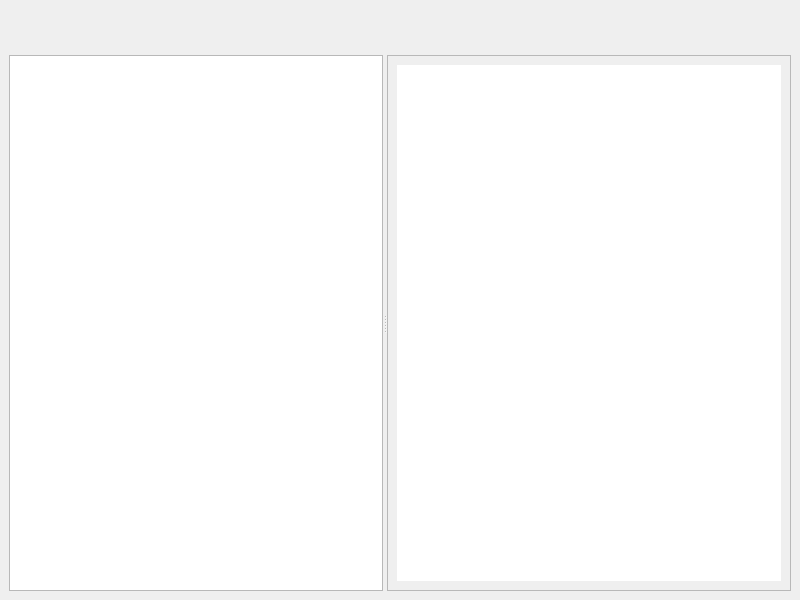
Before: the Qt Designer form mainwin.ui in SpeckenbachNet/churchWorshipM, drawn with Qt 5.
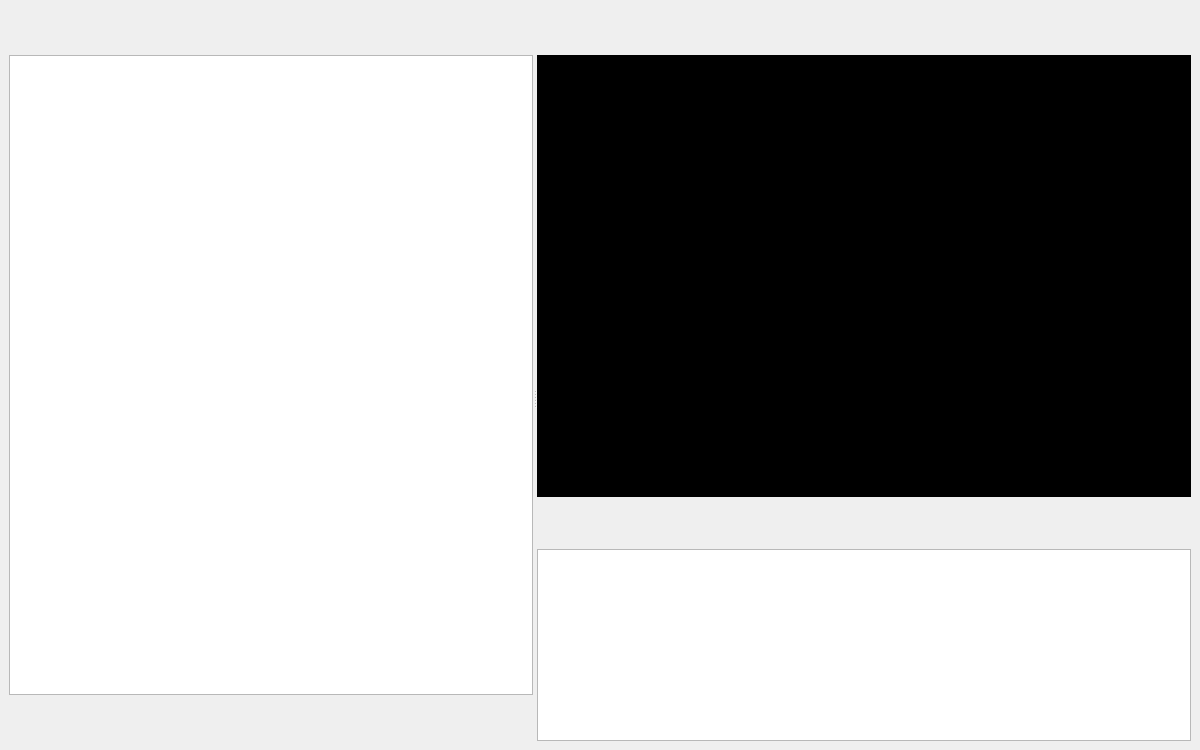
After: the same form once the commit is applied. Custom widgets are drawn as their Qt base class.

The edit to the form file:
```diff
--- a/mainwin.ui
+++ b/mainwin.ui
@@ -6,8 +6,8 @@
    <rect>
     <x>0</x>
     <y>0</y>
-    <width>800</width>
-    <height>600</height>
+    <width>1200</width>
+    <height>750</height>
    </rect>
   </property>
   <property name="windowTitle">
@@ -19,28 +19,12 @@
   <widget class="QWidget" name="centralwidget">
    <layout class="QVBoxLayout" name="verticalLayout">
     <item>
-     <widget class="ToolbarM" name="toolBarFrame">
-      <property name="sizePolicy">
-       <sizepolicy hsizetype="Preferred" vsizetype="Maximum">
-        <horstretch>0</horstretch>
-        <verstretch>0</verstretch>
-       </sizepolicy>
+     <widget class="QStackedWidget" name="mainStack">
+      <property name="currentIndex">
+       <number>0</number>
       </property>
-      <property name="minimumSize">
-       <size>
-        <width>0</width>
-        <height>40</height>
-       </size>
-      </property>
-      <property name="autoFillBackground">
-       <bool>false</bool>
-      </property>
-      <layout class="QHBoxLayout" name="horizontalLayout"/>
-     </widget>
-    </item>
-    <item>
-     <widget class="QWidget" name="contentLayout" native="true">
-      <layout class="QHBoxLayout" name="horizontalLayout_2">
+      <widget class="QWidget" name="presenterPage">
+      <layout class="QVBoxLayout" name="presenterPageLayout">
        <property name="leftMargin">
         <number>0</number>
        </property>
@@ -53,6 +37,26 @@
        <property name="bottomMargin">
         <number>0</number>
        </property>
+       <item>
+        <widget class="ToolbarM" name="presenterToolbar">
+         <property name="sizePolicy">
+          <sizepolicy hsizetype="Preferred" vsizetype="Maximum">
+           <horstretch>0</horstretch>
+           <verstretch>0</verstretch>
+          </sizepolicy>
+         </property>
+         <property name="minimumSize">
+          <size>
+           <width>0</width>
+           <height>40</height>
+          </size>
+         </property>
+         <property name="autoFillBackground">
+          <bool>false</bool>
+         </property>
+         <layout class="QHBoxLayout" name="horizontalLayout"/>
+        </widget>
+       </item>
        <item>
         <widget class="QSplitter" name="splitter">
          <property name="sizePolicy">
@@ -64,59 +68,229 @@
          <property name="orientation">
           <enum>Qt::Orientation::Horizontal</enum>
          </property>
-         <widget class="QListWidget" name="pagesListWidget">
-          <property name="sizePolicy">
-           <sizepolicy hsizetype="Expanding" vsizetype="Expanding">
-            <horstretch>0</horstretch>
-            <verstretch>0</verstretch>
-           </sizepolicy>
-          </property>
-          <property name="minimumSize">
-           <size>
-            <width>100</width>
-            <height>0</height>
-           </size>
-          </property>
+         <property name="childrenCollapsible">
+          <bool>false</bool>
+         </property>
+         <widget class="QWidget" name="leftPanel" native="true">
+          <layout class="QVBoxLayout" name="leftPanelLayout">
+           <property name="leftMargin">
+            <number>0</number>
+           </property>
+           <property name="topMargin">
+            <number>0</number>
+           </property>
+           <property name="rightMargin">
+            <number>0</number>
+           </property>
+           <property name="bottomMargin">
+            <number>0</number>
+           </property>
+           <item>
+            <widget class="QListWidget" name="playlistWidget">
+             <property name="minimumSize">
+              <size>
+               <width>250</width>
+               <height>0</height>
+              </size>
+             </property>
+            </widget>
+           </item>
+           <item>
+            <widget class="ToolbarM" name="playlistToolbar">
+             <property name="sizePolicy">
+              <sizepolicy hsizetype="Preferred" vsizetype="Maximum">
+               <horstretch>0</horstretch>
+               <verstretch>0</verstretch>
+              </sizepolicy>
+             </property>
+             <property name="minimumSize">
+              <size>
+               <width>0</width>
+               <height>40</height>
+              </size>
+             </property>
+            </widget>
+           </item>
+          </layout>
          </widget>
-         <widget class="QScrollArea" name="scrollArea">
-          <property name="sizePolicy">
-           <sizepolicy hsizetype="Expanding" vsizetype="Expanding">
-            <horstretch>0</horstretch>
-            <verstretch>0</verstretch>
-           </sizepolicy>
-          </property>
-          <property name="minimumSize">
-           <size>
-            <width>200</width>
-            <height>0</height>
-           </size>
-          </property>
-          <property name="widgetResizable">
-           <bool>true</bool>
-          </property>
-          <widget class="QWidget" name="scrollAreaWidgetContents_2">
-           <property name="geometry">
-            <rect>
-             <x>0</x>
-             <y>0</y>
-             <width>402</width>
-             <height>534</height>
-            </rect>
+         <widget class="QWidget" name="rightPanel" native="true">
+          <layout class="QVBoxLayout" name="rightPanelLayout">
+           <property name="leftMargin">
+            <number>0</number>
            </property>
-           <layout class="QHBoxLayout" name="horizontalLayout_3">
-            <item>
-             <widget class="QGraphicsView" name="previewGraphicsView">
-              <property name="frameShape">
-               <enum>QFrame::Shape::NoFrame</enum>
-              </property>
-             </widget>
-            </item>
-           </layout>
-          </widget>
+           <property name="topMargin">
+            <number>0</number>
+           </property>
+           <property name="rightMargin">
+            <number>0</number>
+           </property>
+           <property name="bottomMargin">
+            <number>0</number>
+           </property>
+           <item>
+            <widget class="QLabel" name="previewLabel">
+             <property name="sizePolicy">
+              <sizepolicy hsizetype="Ignored" vsizetype="Ignored">
+               <horstretch>0</horstretch>
+               <verstretch>1</verstretch>
+              </sizepolicy>
+             </property>
+             <property name="minimumSize">
+              <size>
+               <width>320</width>
+               <height>180</height>
+              </size>
+             </property>
+             <property name="styleSheet">
+              <string notr="true">background-color: black; color: #888;</string>
+             </property>
+             <property name="alignment">
+              <set>Qt::AlignmentFlag::AlignCenter</set>
+             </property>
+             <property name="wordWrap">
+              <bool>true</bool>
+             </property>
+            </widget>
+           </item>
+           <item>
+            <widget class="ToolbarM" name="videoToolbar">
+             <property name="sizePolicy">
+              <sizepolicy hsizetype="Preferred" vsizetype="Maximum">
+               <horstretch>0</horstretch>
+               <verstretch>0</verstretch>
+              </sizepolicy>
+             </property>
+             <property name="minimumSize">
+              <size>
+               <width>0</width>
+               <height>40</height>
+              </size>
+             </property>
+            </widget>
+           </item>
+           <item>
+            <widget class="QListWidget" name="slidesListWidget"/>
+           </item>
+          </layout>
          </widget>
         </widget>
        </item>
       </layout>
+      </widget>
+      <widget class="QWidget" name="settingsPage">
+      <layout class="QVBoxLayout" name="settingsPageLayout">
+       <property name="leftMargin">
+        <number>0</number>
+       </property>
+       <property name="topMargin">
+        <number>0</number>
+       </property>
+       <property name="rightMargin">
+        <number>0</number>
+       </property>
+       <property name="bottomMargin">
+        <number>0</number>
+       </property>
+       <item>
+        <widget class="ToolbarM" name="settingsToolbar">
+         <property name="sizePolicy">
+          <sizepolicy hsizetype="Preferred" vsizetype="Maximum">
+           <horstretch>0</horstretch>
+           <verstretch>0</verstretch>
+          </sizepolicy>
+         </property>
+         <property name="minimumSize">
+          <size>
+           <width>0</width>
+           <height>40</height>
+          </size>
+         </property>
+         <property name="autoFillBackground">
+          <bool>false</bool>
+         </property>
+        </widget>
+       </item>
+       <item>
+        <widget class="SettingsPage" name="settingsTabs"/>
+       </item>
+      </layout>
+      </widget>
+      <widget class="QWidget" name="biblePage">
+      <layout class="QVBoxLayout" name="biblePageLayout">
+       <property name="leftMargin">
+        <number>0</number>
+       </property>
+       <property name="topMargin">
+        <number>0</number>
+       </property>
+       <property name="rightMargin">
+        <number>0</number>
+       </property>
+       <property name="bottomMargin">
+        <number>0</number>
+       </property>
+       <item>
+        <widget class="ToolbarM" name="bibleToolbar">
+         <property name="sizePolicy">
+          <sizepolicy hsizetype="Preferred" vsizetype="Maximum">
+           <horstretch>0</horstretch>
+           <verstretch>0</verstretch>
+          </sizepolicy>
+         </property>
+         <property name="minimumSize">
+          <size>
+           <width>0</width>
+           <height>40</height>
+          </size>
+         </property>
+         <property name="autoFillBackground">
+          <bool>false</bool>
+         </property>
+        </widget>
+       </item>
+       <item>
+        <widget class="BiblePage" name="bibleBrowser"/>
+       </item>
+      </layout>
+      </widget>
+      <widget class="QWidget" name="libraryPage">
+      <layout class="QVBoxLayout" name="libraryPageLayout">
+       <property name="leftMargin">
+        <number>0</number>
+       </property>
+       <property name="topMargin">
+        <number>0</number>
+       </property>
+       <property name="rightMargin">
+        <number>0</number>
+       </property>
+       <property name="bottomMargin">
+        <number>0</number>
+       </property>
+       <item>
+        <widget class="ToolbarM" name="libraryToolbar">
+         <property name="sizePolicy">
+          <sizepolicy hsizetype="Preferred" vsizetype="Maximum">
+           <horstretch>0</horstretch>
+           <verstretch>0</verstretch>
+          </sizepolicy>
+         </property>
+         <property name="minimumSize">
+          <size>
+           <width>0</width>
+           <height>40</height>
+          </size>
+         </property>
+         <property name="autoFillBackground">
+          <bool>false</bool>
+         </property>
+        </widget>
+       </item>
+       <item>
+        <widget class="LibraryPage" name="libraryBrowser"/>
+       </item>
+      </layout>
+      </widget>
      </widget>
     </item>
    </layout>
@@ -129,6 +303,24 @@
    <header>toolbarm.h</header>
    <container>1</container>
   </customwidget>
+  <customwidget>
+   <class>LibraryPage</class>
+   <extends>QWidget</extends>
+   <header>librarypage.h</header>
+   <container>1</container>
+  </customwidget>
+  <customwidget>
+   <class>BiblePage</class>
+   <extends>QWidget</extends>
+   <header>biblepage.h</header>
+   <container>1</container>
+  </customwidget>
+  <customwidget>
+   <class>SettingsPage</class>
+   <extends>QWidget</extends>
+   <header>settingspage.h</header>
+   <container>1</container>
+  </customwidget>
  </customwidgets>
  <resources/>
  <connections/>
```
